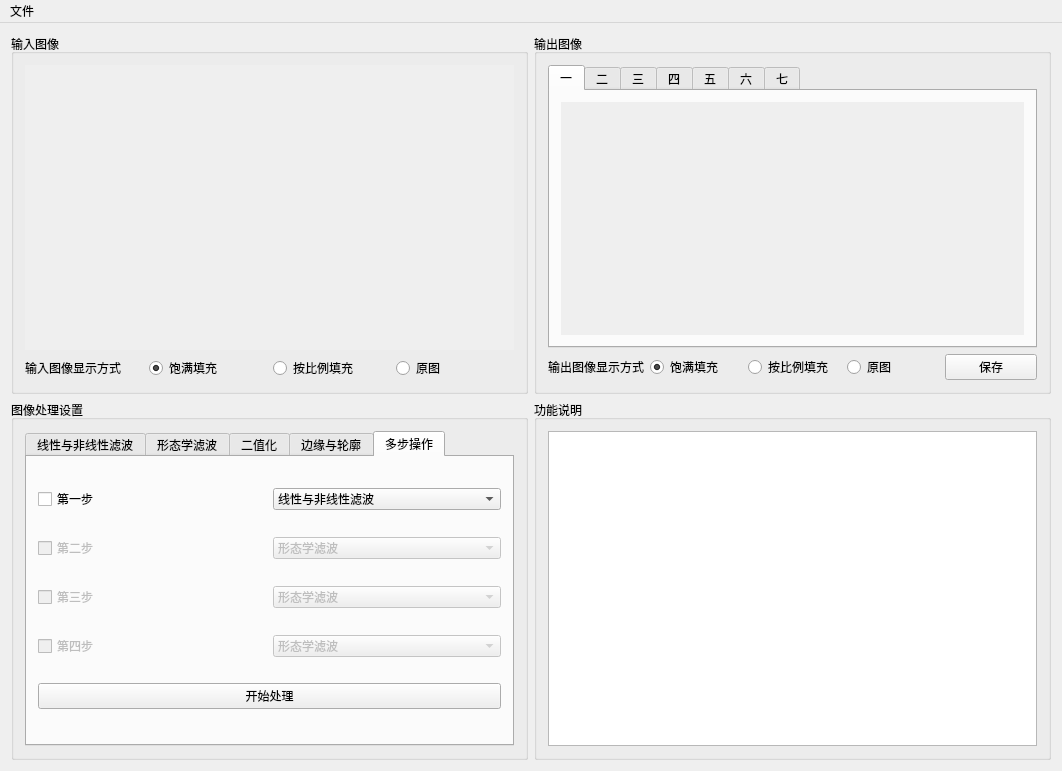
Old version of the form contour/mainwindow.ui in the repository BugAngel/ImageProcessingTeachingSoftware.
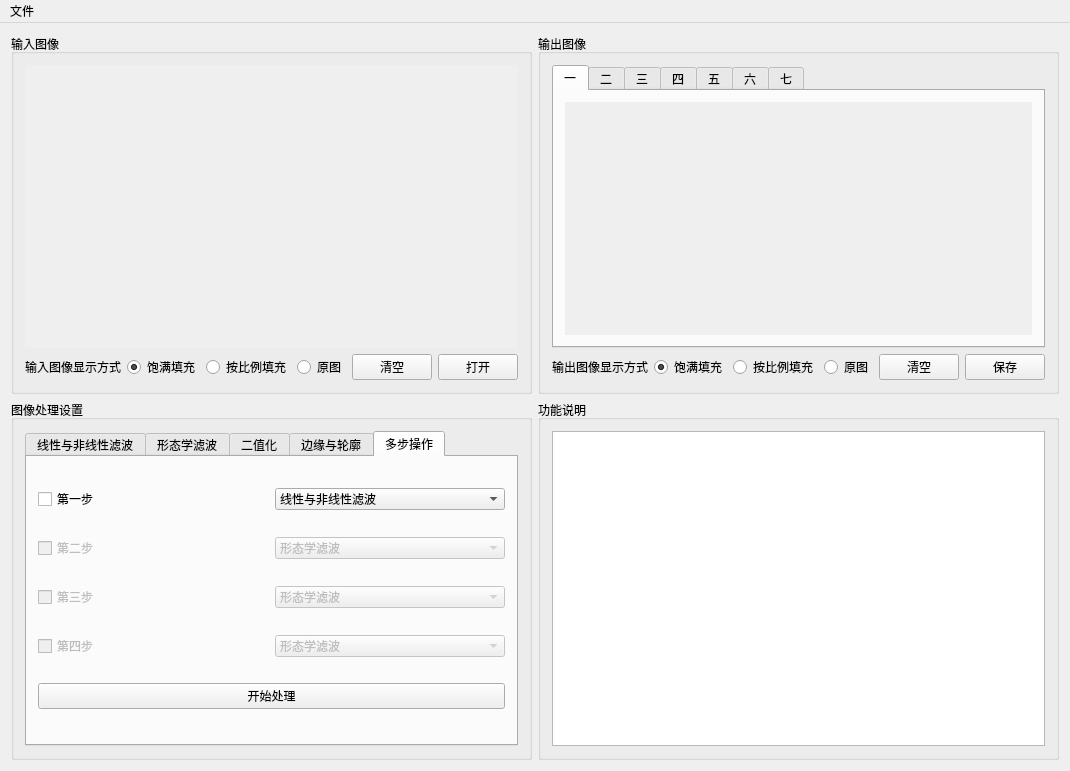
New version of the form. The open tabs and pages were chosen to show the change. Icons and pictures are not drawn.

The edit to the form file:
```diff
--- a/contour/mainwindow.ui
+++ b/contour/mainwindow.ui
@@ -16,6 +16,9 @@
   <property name="styleSheet">
    <string notr="true">font: 9pt &quot;Arial&quot;;</string>
   </property>
+  <property name="tabShape">
+   <enum>QTabWidget::Rounded</enum>
+  </property>
   <widget class="QWidget" name="centralWidget">
    <property name="enabled">
     <bool>true</bool>
@@ -50,7 +53,7 @@
             <x>0</x>
             <y>0</y>
             <width>499</width>
-            <height>301</height>
+            <height>297</height>
            </rect>
           </property>
          </widget>
@@ -107,6 +110,20 @@
            </attribute>
           </widget>
          </item>
+         <item>
+          <widget class="QPushButton" name="clearSrcImagePushButton">
+           <property name="text">
+            <string>清空</string>
+           </property>
+          </widget>
+         </item>
+         <item>
+          <widget class="QPushButton" name="openImagePushButton">
+           <property name="text">
+            <string>打开</string>
+           </property>
+          </widget>
+         </item>
         </layout>
        </item>
       </layout>
@@ -386,6 +403,13 @@
            </attribute>
           </widget>
          </item>
+         <item>
+          <widget class="QPushButton" name="clearDstImagePushButton">
+           <property name="text">
+            <string>清空</string>
+           </property>
+          </widget>
+         </item>
          <item>
           <widget class="QPushButton" name="savePushButton">
            <property name="text">
```
Left out of the diff: 33 changed lines with no effect on the pictures.
